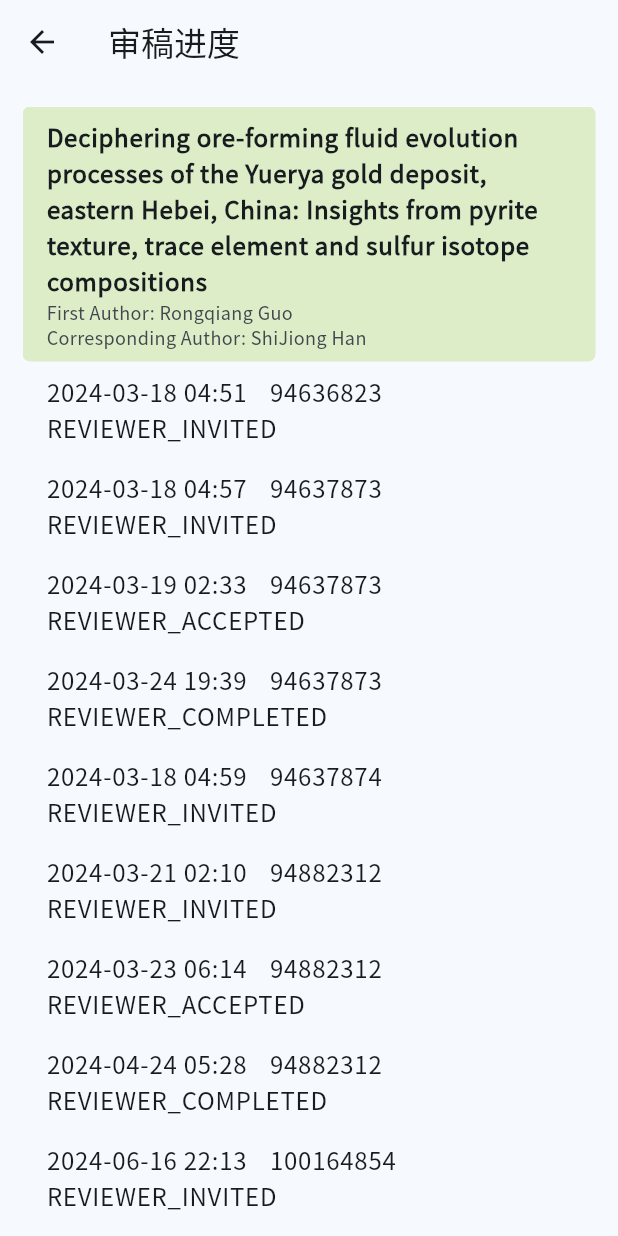
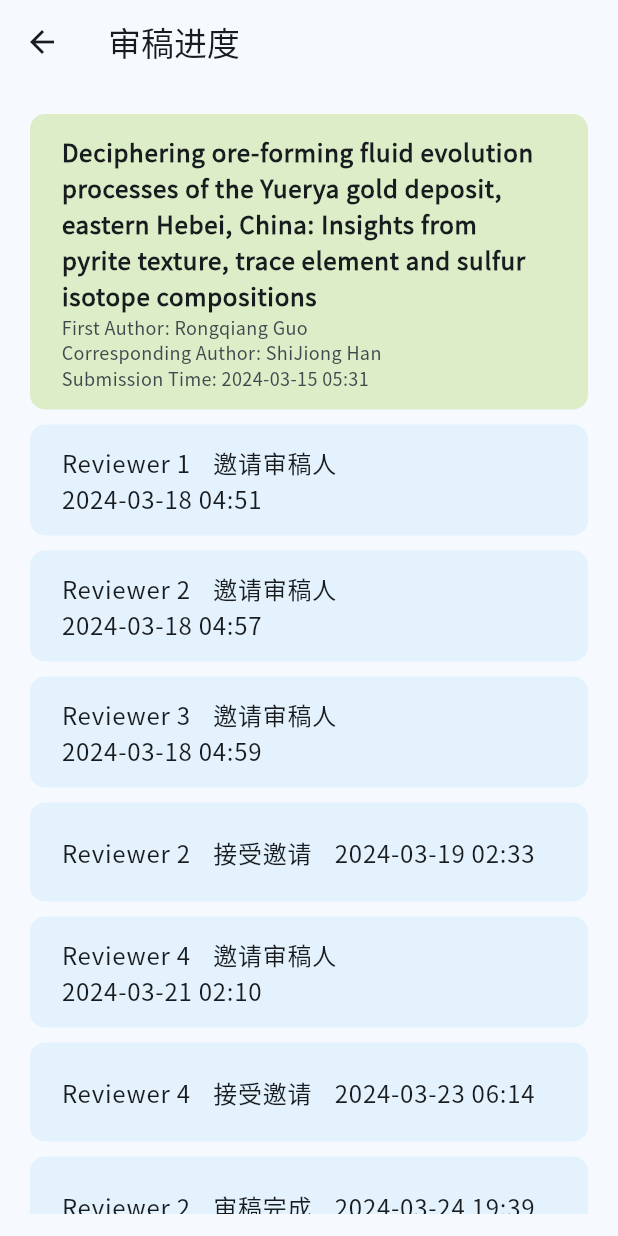
Before and after one commit to dp0qb/TrackerViewerFlutter, a Flutter app: the screen it shows after launch, after a tap on "解析", on a phone screen of 412 x 824 dp. Run offline on Flutter 3.47's test engine with Material 3 defaults, Android fonts, the phone set to English and light mode, and no system bars.

Commit message:
widgets update

```diff
--- a/lib/constants.dart
+++ b/lib/constants.dart
@@ -3,3 +3,8 @@ import 'package:flutter/material.dart';
 const kDetailsScheme = "https";
 const kDetailsHost = "tnlkuelk67.execute-api.us-east-1.amazonaws.com";
 const kDetailsPath = "/tracker/";
+const kEventsMap = {
+  "REVIEWER_INVITED": "邀请审稿人",
+  "REVIEWER_ACCEPTED": "接受邀请",
+  "REVIEWER_COMPLETED": "审稿完成"
+};
--- a/lib/pages/result.dart
+++ b/lib/pages/result.dart
@@ -1,7 +1,8 @@
 import 'package:flutter/material.dart';
-import 'package:track_viewer/constants.dart';
 import 'dart:convert';
 import 'package:flutter/services.dart';
+import 'package:track_viewer/constants.dart';
+import 'package:track_viewer/widgets/cell.dart';
 import 'package:track_viewer/services/networking.dart';
 
 class ResultPage extends StatefulWidget {
@@ -28,7 +29,6 @@ class _ResultPageState extends State<ResultPage> {
     String jsonString = await rootBundle.loadString(filePath);
     await Future.delayed(const Duration(milliseconds: 500));
     details = jsonDecode(jsonString);
-    // print(details);
   }
 
   Future<void> getDetails(String href) async {
@@ -85,7 +85,8 @@ class ResultListView extends StatefulWidget {
 
 class _ResultListViewState extends State<ResultListView> {
   int nRevisions = 0;
-  Set<int> reviewers = {};
+  Set<int> reviewerIds = {};
+  Map<int, String> reviewers = {};
   List<dynamic> reviewEvents = [];
 
   String timeParse(int timeStamp) {
@@ -97,11 +98,18 @@ class _ResultListViewState extends State<ResultListView> {
   }
 
   void getReviewEvents() {
+    int reviewerCount = 0;
+    Set<int> revisions = {};
     reviewEvents = widget.details["ReviewEvents"];
-    nRevisions = widget.details["LatestRevisionNumber"];
+    reviewEvents.sort((a, b) => a["Date"].compareTo(b["Date"]));
     for (var e in reviewEvents) {
-      reviewers.add(e["Id"]);
+      reviewerIds.add(e["Id"]);
+      revisions.add(e["Revision"]);
     }
+    for (var id in reviewerIds) {
+      reviewers[id] = "Reviewer ${++reviewerCount}";
+    }
+    nRevisions = revisions.length;
     List<dynamic> tempReviewEvents = [];
     for (int i = 0; i < nRevisions; i++) {
       List<dynamic> oneRoundReviewEvents = [];
@@ -110,6 +118,7 @@ class _ResultListViewState extends State<ResultListView> {
           oneRoundReviewEvents.add(e);
         }
       }
+      oneRoundReviewEvents.sort((a, b) => a["Date"].compareTo(b["Date"]));
       tempReviewEvents.add(oneRoundReviewEvents);
     }
     reviewEvents = tempReviewEvents;
@@ -117,18 +126,15 @@ class _ResultListViewState extends State<ResultListView> {
   }
 
   List<Widget> getListTiles() {
+    String submissionDate = timeParse(widget.details["SubmissionDate"]);
     List<Widget> listTitles = [
-      Container(
-        decoration: BoxDecoration(
-          borderRadius: BorderRadius.circular(5),
-          color: Colors.lightGreen.shade100,
-        ),
+      Cell(
         child: ListTile(
           title: Text(
+            widget.details["ManuscriptTitle"],
             style: const TextStyle(
               fontWeight: FontWeight.w700,
             ),
-            widget.details["ManuscriptTitle"],
           ),
           subtitle: Wrap(
             spacing: 15,
@@ -145,6 +151,12 @@ class _ResultListViewState extends State<ResultListView> {
                 ),
                 "Corresponding Author: ${widget.details["CorrespondingAuthor"]}",
               ),
+              Text(
+                style: const TextStyle(
+                  fontSize: 12,
+                ),
+                "Submission Time: $submissionDate",
+              ),
             ],
           ),
         ),
@@ -154,19 +166,26 @@ class _ResultListViewState extends State<ResultListView> {
     for (List<dynamic> reviewEventsPerRound in reviewEvents) {
       for (dynamic reviewEvent in reviewEventsPerRound) {
         String timeStr = timeParse(reviewEvent["Date"]);
+        String? event = kEventsMap[reviewEvent["Event"]];
+        String? reviewer = reviewers[reviewEvent["Id"]];
         listTitles.add(
-          ListTile(
+          Cell(
+            backgroundColor: Colors.blue.shade50,
+            child: ListTile(
               title: Wrap(
                 spacing: 15,
                 children: [
-                Text(timeStr),
                   Text(
-                  "${reviewEvent["Id"]}",
+                    "$reviewer",
                   ),
                   Text(
-                  "${reviewEvent["Event"]}",
-                )
+                    "$event",
+                  ),
+                  Text(
+                    timeStr,
+                  ),
                 ],
+              ),
             ),
           ),
         );
--- a/lib/pages/settings.dart
+++ b/lib/pages/settings.dart
@@ -16,8 +16,10 @@ class _SettingsPageState extends State<SettingsPage> {
       ),
       body: Center(
         child: ListView(
-          children: [
-            ListTile(),
+          children: const [
+            ListTile(
+              title: Text("作者很懒，还没写相应功能。"),
+            ),
             ListTile(),
             ListTile(),
           ],
--- /dev/null
+++ b/lib/widgets/cell.dart
@@ -0,0 +1,25 @@
+import 'package:flutter/material.dart';
+
+class Cell extends StatefulWidget {
+  final Widget child;
+  final Color? backgroundColor;
+  const Cell({super.key, required this.child, this.backgroundColor});
+
+  @override
+  State<Cell> createState() => _CellState();
+}
+
+class _CellState extends State<Cell> {
+  @override
+  Widget build(BuildContext context) {
+    return Container(
+      decoration: BoxDecoration(
+        borderRadius: BorderRadius.circular(10),
+        color: widget.backgroundColor ?? Colors.lightGreen.shade100,
+      ),
+      padding: const EdgeInsets.all(5),
+      margin: const EdgeInsets.all(5),
+      child: widget.child,
+    );
+  }
+}
```
Lines whose indentation alone changed are shown as unchanged.
